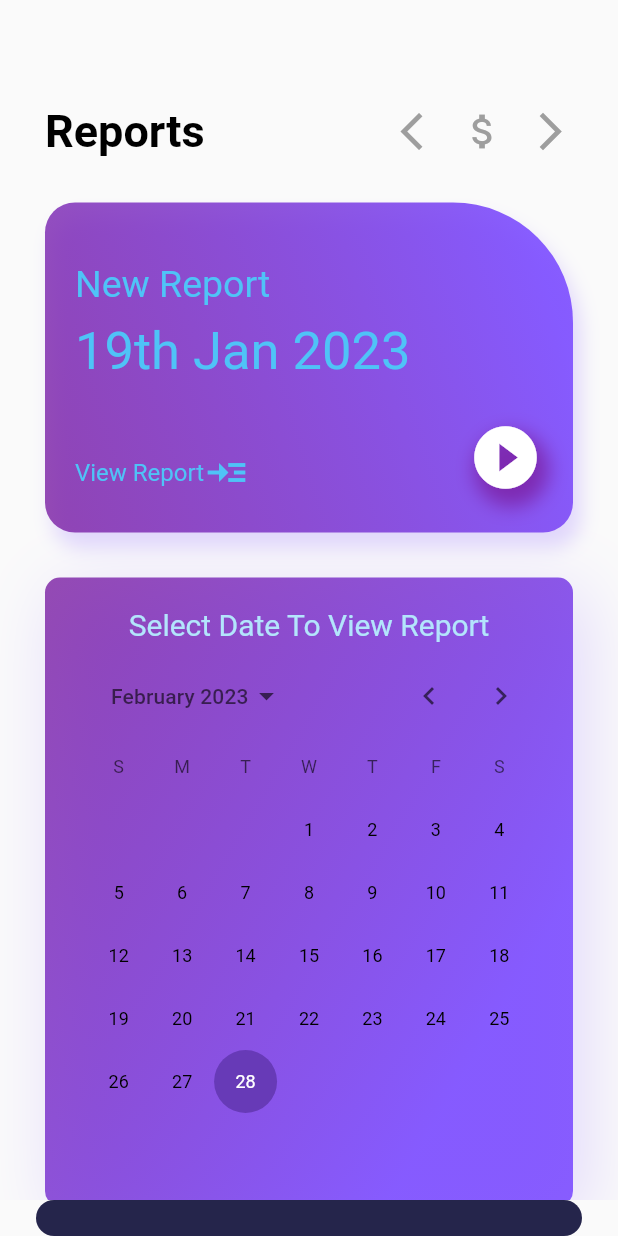
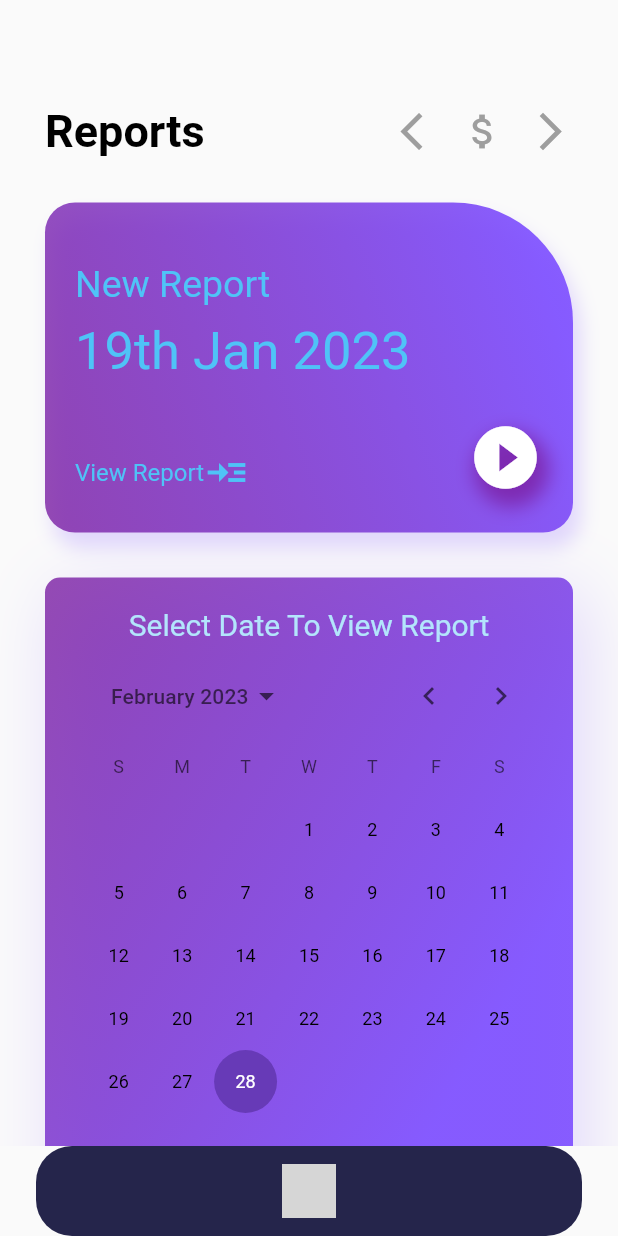
Before and after one commit to JosephLahiru/mcms_app, a Flutter app: the Reports screen opened directly, on a phone screen of 412 x 824 dp. Run offline on Flutter 3.47's test engine with Material 2 defaults, Android fonts, the phone set to English and light mode, and no system bars; drawn by our look-alikes of rive; grey boxes are pictures that could not be loaded.

Commit message:
add rive util

```diff
--- a/lib/screens/reports.dart
+++ b/lib/screens/reports.dart
@@ -1,10 +1,20 @@
 import 'package:flutter/material.dart';
 import 'package:mcms_app/assets/color.dart' as color;
+import 'package:mcms_app/screens/dashboard.dart';
+import 'package:mcms_app/util/rive_utils.dart';
 import 'package:rive/rive.dart';
 import 'package:flutter/src/painting/gradient.dart' as flutter_gradient;
 
-class Reports extends StatelessWidget {
+class Reports extends StatefulWidget {
   const Reports({Key? key}) : super(key: key);
+
+  @override
+  State<Reports> createState() => _ReportsState();
+}
+
+class _ReportsState extends State<Reports>{
+  late SMIBool searchTigger;
+  RiveUtils riveUtils = RiveUtils();
 
   @override
   Widget build(BuildContext context) {
@@ -199,11 +209,31 @@ class Reports extends StatelessWidget {
             child: Row(
               mainAxisAlignment: MainAxisAlignment.spaceEvenly,
               children: [
-
+                GestureDetector(
+                  onTap:(){
+                    Navigator.push(
+                      context,
+                      MaterialPageRoute(builder: (context) => Dashboard()),
+                    );
+                  },
+                  child: SizedBox(
+                    width: 36,
+                    height: 36,
+                    child: RiveAnimation.asset(
+                      "assets/RiveAssets/icons. riv",
+                      artboard: "SEARCH",
+                      onInit: (artboard) {
+                        StateMachineController controller =
+                        riveUtils.getRiveController(artboard, StateMachineName: "SEARCH_Interactivityt");
+                      },
+                    ) ,
+                  ),
+                ),
               ],
             ),
           ),
         ),
     );
   }
+
 }
```
Also changed, not shown: lib/util/rive_utils.dart (+13 -3 lines).
